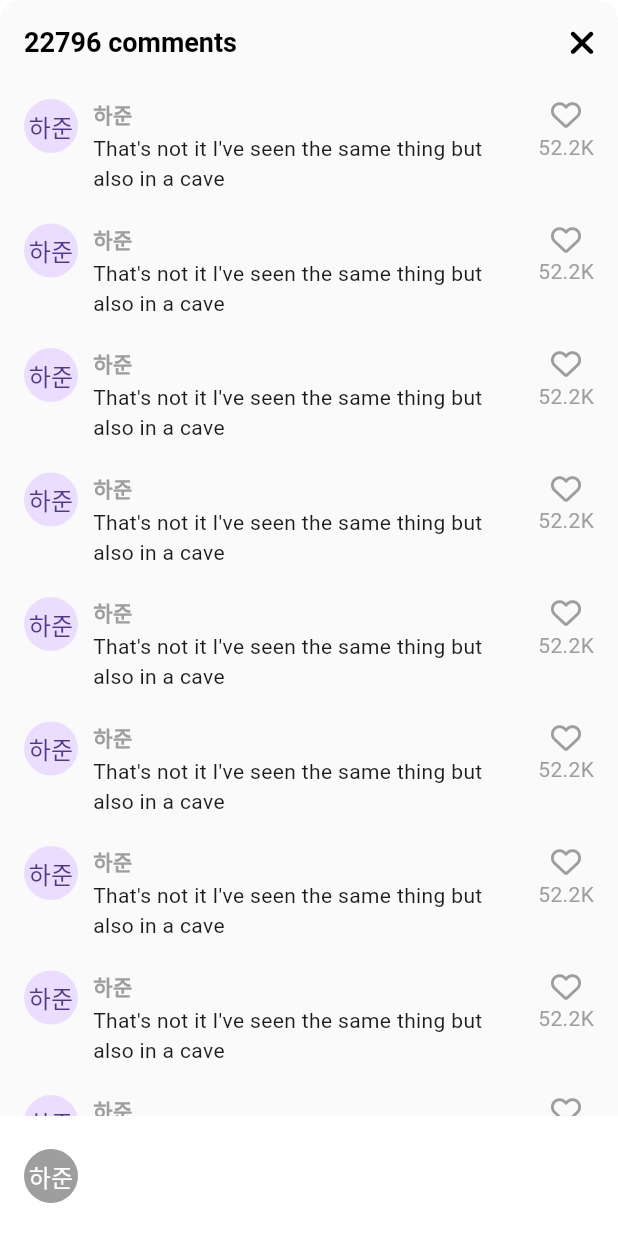
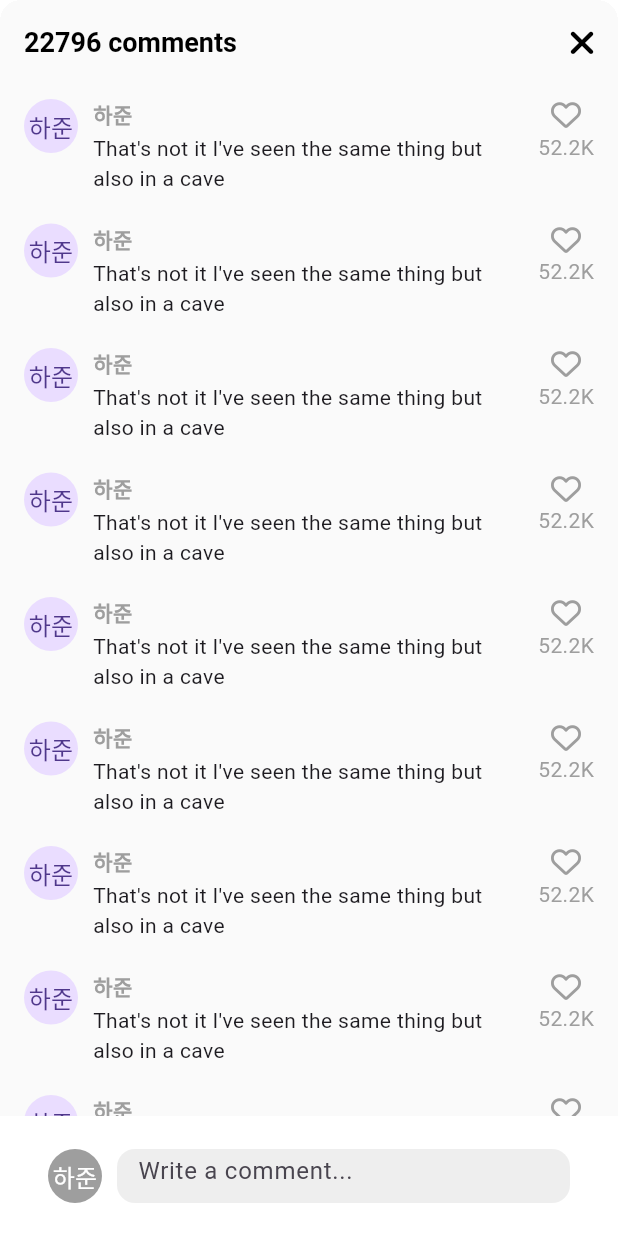
Before and after one commit to postech327/tiktok_clone, a Flutter app: the VideoComments screen opened directly, on a phone screen of 412 x 824 dp. Run offline on Flutter 3.47's test engine with Material 3 defaults, Android fonts, the phone set to English and light mode, and no system bars; our stand-ins replace font_awesome_flutter, video_player, visibility_detector; network calls fail.

Commit message:
#8.2 Add Comment

```diff
--- a/lib/features/main_navigation/main_navigation_screen.dart
+++ b/lib/features/main_navigation/main_navigation_screen.dart
@@ -37,6 +37,7 @@ class _MainNavigationScreenState extends State<MainNavigationScreen> {
   @override
   Widget build(BuildContext context) {
     return Scaffold(
+      resizeToAvoidBottomInset: false,
       backgroundColor: _selectedIndex == 0 ? Colors.black : Colors.white,
       body: Stack(
         children: [
--- a/lib/features/videos/widgets/video_comments.dart
+++ b/lib/features/videos/widgets/video_comments.dart
@@ -17,7 +17,9 @@ class _VideoCommentsState extends State<VideoComments> {
 
   @override
   Widget build(BuildContext context) {
+    final size = MediaQuery.of(context).size;
     return Container(
+      height: size.height * 0.75,
       clipBehavior: Clip.hardEdge,
       decoration: BoxDecoration(
         borderRadius: BorderRadius.circular(Sizes.size14),
@@ -35,7 +37,9 @@ class _VideoCommentsState extends State<VideoComments> {
             ),
           ],
         ),
-        body: ListView.separated(
+        body: Stack(
+          children: [
+            ListView.separated(
               padding: const EdgeInsets.symmetric(
                   vertical: Sizes.size10, horizontal: Sizes.size16),
               separatorBuilder: (context, index) => Gaps.v20,
@@ -86,8 +90,16 @@ class _VideoCommentsState extends State<VideoComments> {
                 ],
               ),
             ),
-        bottomNavigationBar: BottomAppBar(
+            Positioned(
+              bottom: 0,
+              width: size.width,
+              child: BottomAppBar(
                 color: Colors.white,
+                child: Padding(
+                  padding: const EdgeInsets.symmetric(
+                    horizontal: Sizes.size16,
+                    vertical: Sizes.size10,
+                  ),
                   child: Row(children: [
                     CircleAvatar(
                       radius: 18,
@@ -95,7 +107,31 @@ class _VideoCommentsState extends State<VideoComments> {
                       foregroundColor: Colors.white,
                       child: const Text("하준"),
                     ),
+                    Gaps.h10,
+                    Expanded(
+                      child: TextField(
+                        cursorColor: Theme.of(context).primaryColor,
+                        decoration: InputDecoration(
+                          hintText: "Write a comment...",
+                          border: OutlineInputBorder(
+                              borderRadius: BorderRadius.circular(
+                                Sizes.size12,
+                              ),
+                              borderSide: BorderSide.none),
+                          filled: true,
+                          fillColor: Colors.grey.shade200,
+                          contentPadding: const EdgeInsets.symmetric(
+                            vertical: Sizes.size12,
+                            horizontal: Sizes.size10,
+                          ),
+                        ),
+                      ),
+                    )
                   ]),
+                ),
+              ),
+            ),
+          ],
         ),
       ),
     );
--- a/lib/features/videos/widgets/video_post.dart
+++ b/lib/features/videos/widgets/video_post.dart
@@ -99,6 +99,7 @@ class _VideoPostState extends State<VideoPost>
     }
     await showModalBottomSheet(
       context: context,
+      isScrollControlled: true,
       backgroundColor: Colors.transparent,
       builder: (context) => const VideoComments(),
     );
```
Lines whose indentation alone changed are shown as unchanged.
